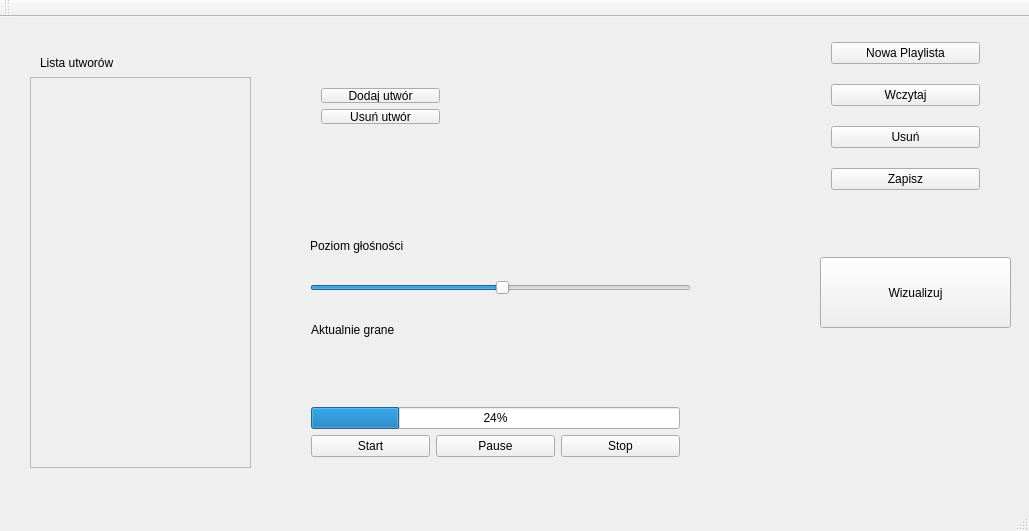
Above: mp3_player/forms/mainwindow.ui from adam123600/mp3_player_QT before the change. Below: the same form after it.
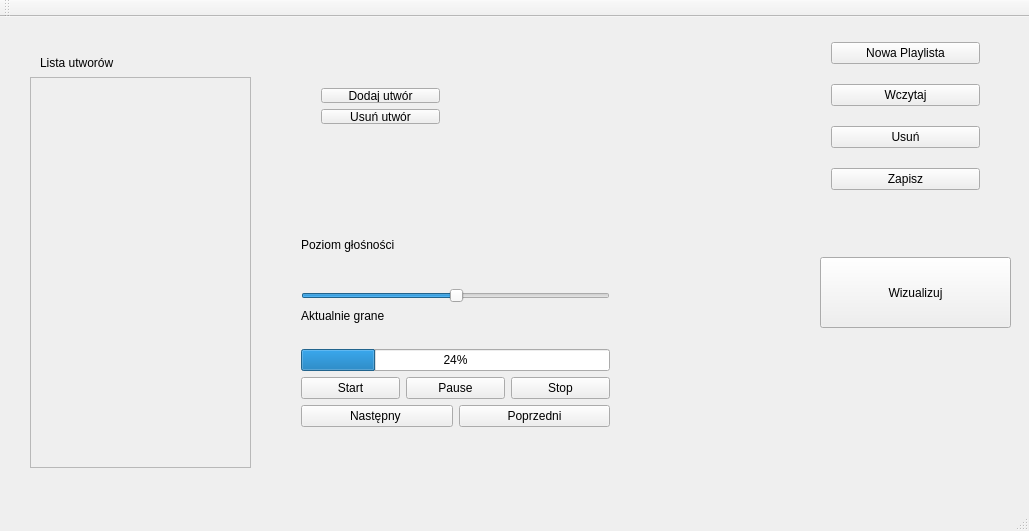
That is the form after the change.

Commit message: Add buttons previous, next

Diff of the .ui file:
```diff
--- a/mp3_player/forms/mainwindow.ui
+++ b/mp3_player/forms/mainwindow.ui
@@ -50,35 +50,6 @@
      </property>
     </widget>
    </widget>
-   <widget class="QSlider" name="sliderLevelVolume">
-    <property name="geometry">
-     <rect>
-      <x>310</x>
-      <y>260</y>
-      <width>381</width>
-      <height>21</height>
-     </rect>
-    </property>
-    <property name="value">
-     <number>50</number>
-    </property>
-    <property name="orientation">
-     <enum>Qt::Horizontal</enum>
-    </property>
-   </widget>
-   <widget class="QLabel" name="label_2">
-    <property name="geometry">
-     <rect>
-      <x>310</x>
-      <y>220</y>
-      <width>201</width>
-      <height>17</height>
-     </rect>
-    </property>
-    <property name="text">
-     <string>Poziom głośności</string>
-    </property>
-   </widget>
    <widget class="QWidget" name="layoutWidget">
     <property name="geometry">
      <rect>
@@ -121,12 +92,73 @@
    <widget class="QWidget" name="layoutWidget">
     <property name="geometry">
      <rect>
-      <x>300</x>
-      <y>280</y>
-      <width>391</width>
-      <height>171</height>
+      <x>820</x>
+      <y>0</y>
+      <width>171</width>
+      <height>201</height>
      </rect>
     </property>
+    <layout class="QVBoxLayout" name="verticalLayout_3">
+     <item>
+      <widget class="QPushButton" name="pbNewPlaylist">
+       <property name="text">
+        <string>Nowa Playlista</string>
+       </property>
+      </widget>
+     </item>
+     <item>
+      <widget class="QPushButton" name="pbLoadPlaylist">
+       <property name="text">
+        <string>Wczytaj</string>
+       </property>
+      </widget>
+     </item>
+     <item>
+      <widget class="QPushButton" name="pbDeletePlaylist">
+       <property name="text">
+        <string>Usuń</string>
+       </property>
+      </widget>
+     </item>
+     <item>
+      <widget class="QPushButton" name="pbSavePlaylist">
+       <property name="text">
+        <string>Zapisz</string>
+       </property>
+      </widget>
+     </item>
+    </layout>
+   </widget>
+   <widget class="QWidget" name="layoutWidget">
+    <property name="geometry">
+     <rect>
+      <x>290</x>
+      <y>180</y>
+      <width>331</width>
+      <height>241</height>
+     </rect>
+    </property>
+    <layout class="QVBoxLayout" name="verticalLayout_5">
+     <item>
+      <layout class="QVBoxLayout" name="verticalLayout_4">
+       <item>
+        <widget class="QLabel" name="label_2">
+         <property name="text">
+          <string>Poziom głośności</string>
+         </property>
+        </widget>
+       </item>
+       <item>
+        <widget class="QSlider" name="sliderLevelVolume">
+         <property name="value">
+          <number>50</number>
+         </property>
+         <property name="orientation">
+          <enum>Qt::Horizontal</enum>
+         </property>
+        </widget>
+       </item>
+       <item>
     <layout class="QVBoxLayout" name="verticalLayout_2">
      <item>
       <widget class="QLabel" name="label_4">
@@ -175,44 +207,26 @@
       </layout>
      </item>
     </layout>
-   </widget>
-   <widget class="QWidget" name="layoutWidget">
-    <property name="geometry">
-     <rect>
-      <x>820</x>
-      <y>0</y>
-      <width>171</width>
-      <height>201</height>
-     </rect>
-    </property>
-    <layout class="QVBoxLayout" name="verticalLayout_3">
-     <item>
-      <widget class="QPushButton" name="pbNewPlaylist">
-       <property name="text">
-        <string>Nowa Playlista</string>
-       </property>
-      </widget>
-     </item>
-     <item>
-      <widget class="QPushButton" name="pbLoadPlaylist">
-       <property name="text">
-        <string>Wczytaj</string>
-       </property>
-      </widget>
+       </item>
+      </layout>
      </item>
      <item>
-      <widget class="QPushButton" name="pbDeletePlaylist">
+      <layout class="QHBoxLayout" name="horizontalLayout_2">
+       <item>
+        <widget class="QPushButton" name="pbNextSingiel">
        <property name="text">
-        <string>Usuń</string>
+          <string>Następny </string>
        </property>
       </widget>
      </item>
      <item>
-      <widget class="QPushButton" name="pbSavePlaylist">
+        <widget class="QPushButton" name="pbPreviousSingiel">
        <property name="text">
-        <string>Zapisz</string>
-       </property>
-      </widget>
+          <string>Poprzedni</string>
+         </property>
+        </widget>
+       </item>
+      </layout>
      </item>
     </layout>
    </widget>
```
Lines whose indentation alone changed are shown as unchanged. The commit also changes 2 other files.
